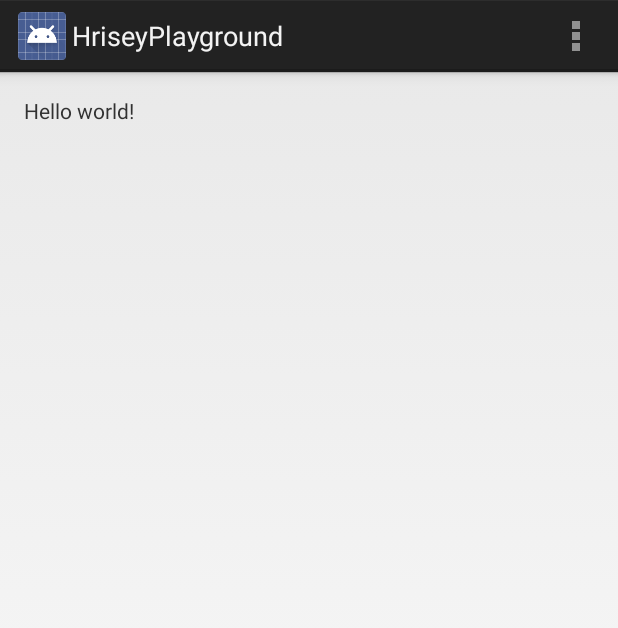
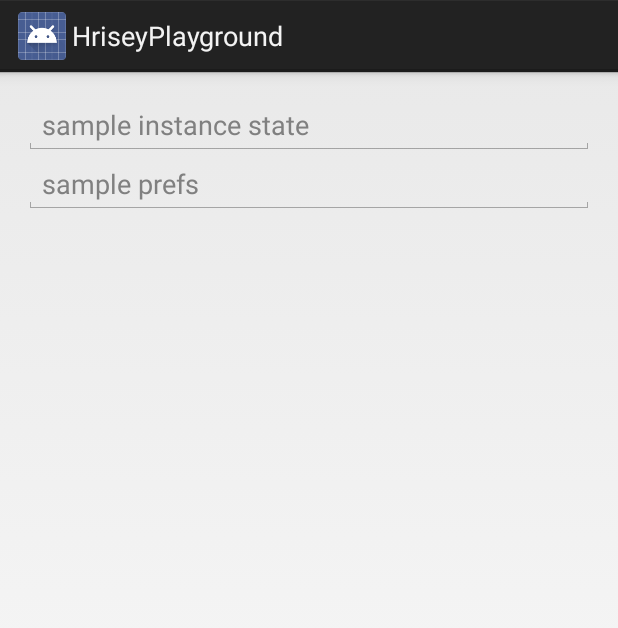
Before and after one commit to pwittchen/HriseyPlayground, an Android app: the screen it shows after launch (MainActivity), on a phone screen of 412 x 824 dp. Shown: the top 628 px of the screen. Run offline under Robolectric (Android 15) with nearby library versions, the phone set to English and light mode, and no system bars; 2 statements that could not run were skipped.

Commit message:
Adding examplary usage of Hrisey

```diff
--- a/app/src/main/java/pwittchen/com/hriseyplayground/MainActivity.java
+++ b/app/src/main/java/pwittchen/com/hriseyplayground/MainActivity.java
@@ -2,38 +2,42 @@ package pwittchen.com.hriseyplayground;
 
 import android.app.Activity;
 import android.os.Bundle;
-import android.view.Menu;
-import android.view.MenuItem;
+import android.widget.EditText;
+
+import hrisey.InstanceState;
+import pwittchen.com.hriseyplayground.boilerplate.SamplePrefsRefactored;
 
 
 public class MainActivity extends Activity {
+
+    @InstanceState
+    private String sampleData;
+    private SamplePrefsRefactored prefs;
+
+    private EditText etInstanceState;
+    private EditText etPrefs;
 
     @Override
     protected void onCreate(Bundle savedInstanceState) {
         super.onCreate(savedInstanceState);
         setContentView(R.layout.activity_main);
-    }
-
-
-    @Override
-    public boolean onCreateOptionsMenu(Menu menu) {
-        // Inflate the menu; this adds items to the action bar if it is present.
-        getMenuInflater().inflate(R.menu.menu_main, menu);
-        return true;
+        etInstanceState = (EditText) findViewById(R.id.et_sample_instance_state);
+        etPrefs = (EditText) findViewById(R.id.et_sample_prefs);
+        sampleData = "";
+        prefs = new SamplePrefsRefactored(getSharedPreferences("samplePrefsRefactored", MODE_PRIVATE));
     }
 
     @Override
-    public boolean onOptionsItemSelected(MenuItem item) {
-        // Handle action bar item clicks here. The action bar will
-        // automatically handle clicks on the Home/Up button, so long
-        // as you specify a parent activity in AndroidManifest.xml.
-        int id = item.getItemId();
+    protected void onResume() {
+        super.onResume();
+        etInstanceState.setText(sampleData);
+        etPrefs.setText(prefs.getMyString());
+    }
 
-        //noinspection SimplifiableIfStatement
-        if (id == R.id.action_settings) {
-            return true;
-        }
-
-        return super.onOptionsItemSelected(item);
+    @Override
+    protected void onPause() {
+        super.onPause();
+        sampleData = etInstanceState.getText().toString();
+        prefs.setMyString(etPrefs.getText().toString());
     }
 }
--- a/app/src/main/java/pwittchen/com/hriseyplayground/boilerplate/SamplePrefs.java
+++ b/app/src/main/java/pwittchen/com/hriseyplayground/boilerplate/SamplePrefs.java
@@ -2,7 +2,7 @@ package pwittchen.com.hriseyplayground.boilerplate;
 
 import android.content.SharedPreferences;
 
-public class SamplePrefs {
+public final class SamplePrefs {
     private static final String MY_FLOAT = "myFloat";
     private static final String MY_INT = "myInt";
 
--- a/app/src/main/java/pwittchen/com/hriseyplayground/boilerplate/SamplePrefsRefactored.java
+++ b/app/src/main/java/pwittchen/com/hriseyplayground/boilerplate/SamplePrefsRefactored.java
@@ -3,7 +3,8 @@ package pwittchen.com.hriseyplayground.boilerplate;
 import hrisey.Preferences;
 
 @Preferences
-public class SamplePrefsRefactored {
+public final class SamplePrefsRefactored {
     private float myFloat;
     private int myInt = 1000;
+    private String myString;
 }
--- a/app/src/main/res/layout/activity_main.xml
+++ b/app/src/main/res/layout/activity_main.xml
@@ -1,11 +1,24 @@
 <RelativeLayout xmlns:android="http://schemas.android.com/apk/res/android"
-    xmlns:tools="http://schemas.android.com/tools" android:layout_width="match_parent"
-    android:layout_height="match_parent" android:paddingLeft="@dimen/activity_horizontal_margin"
+    xmlns:tools="http://schemas.android.com/tools"
+    android:layout_width="match_parent"
+    android:layout_height="match_parent"
+    android:paddingBottom="@dimen/activity_vertical_margin"
+    android:paddingLeft="@dimen/activity_horizontal_margin"
     android:paddingRight="@dimen/activity_horizontal_margin"
     android:paddingTop="@dimen/activity_vertical_margin"
-    android:paddingBottom="@dimen/activity_vertical_margin" tools:context=".MainActivity">
+    tools:context=".MainActivity">
 
-    <TextView android:text="@string/hello_world" android:layout_width="wrap_content"
-        android:layout_height="wrap_content" />
+    <EditText
+        android:id="@+id/et_sample_instance_state"
+        android:layout_width="match_parent"
+        android:layout_height="wrap_content"
+        android:hint="sample instance state"/>
+
+    <EditText
+        android:id="@+id/et_sample_prefs"
+        android:layout_width="match_parent"
+        android:layout_height="wrap_content"
+        android:layout_below="@+id/et_sample_instance_state"
+        android:hint="sample prefs"/>
 
 </RelativeLayout>
--- a/app/src/main/res/menu/menu_main.xml
+++ /dev/null
@@ -1,5 +0,0 @@
-<menu xmlns:android="http://schemas.android.com/apk/res/android"
-    xmlns:tools="http://schemas.android.com/tools" tools:context=".MainActivity">
-    <item android:id="@+id/action_settings" android:title="@string/action_settings"
-        android:orderInCategory="100" android:showAsAction="never" />
-</menu>
```
